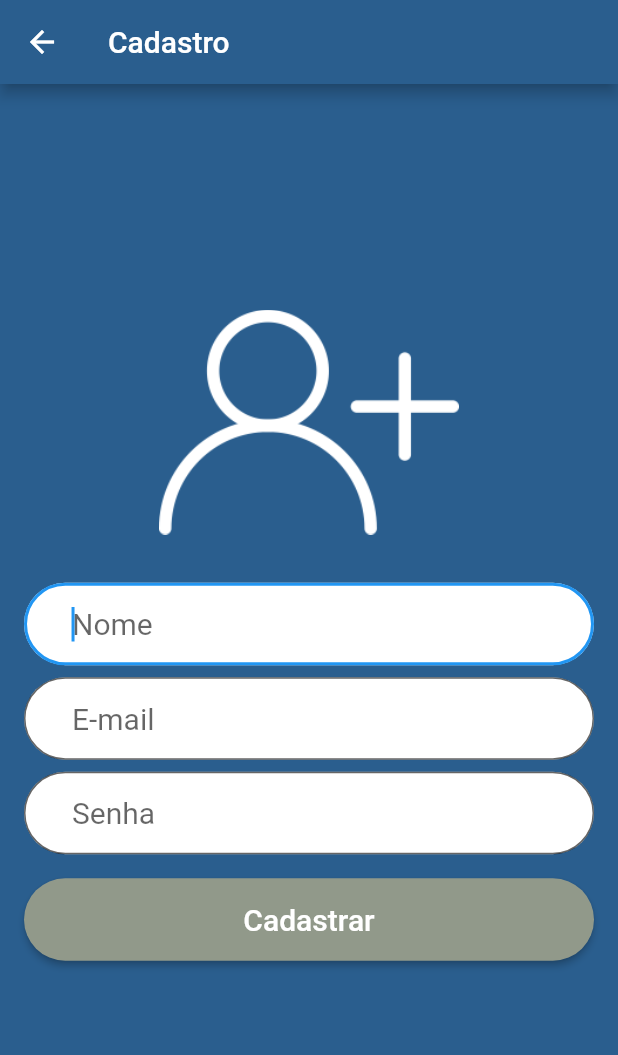
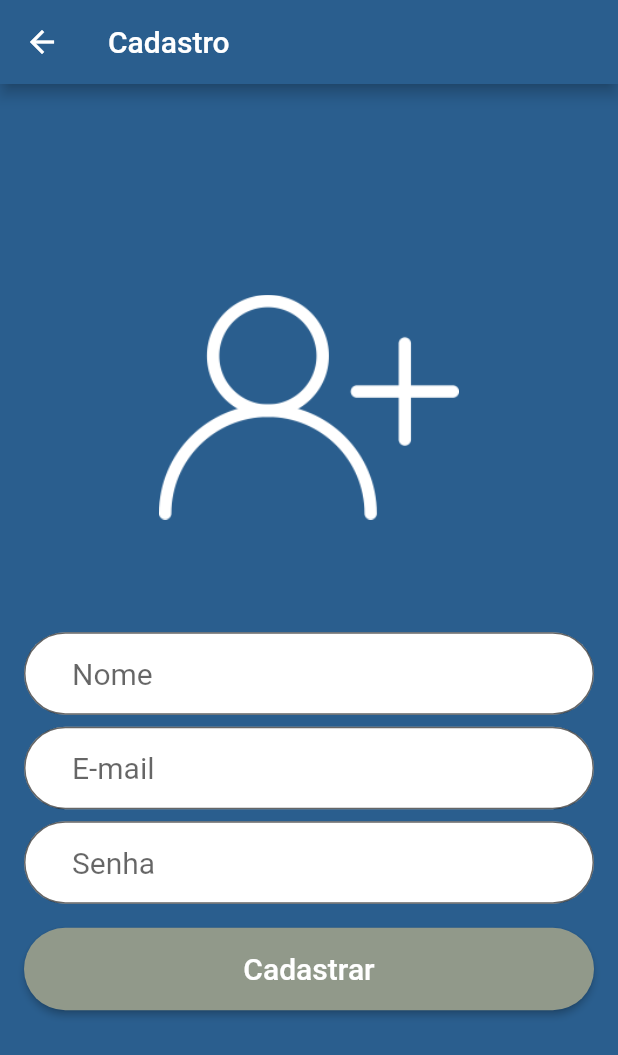
Before and after one commit to HenriqueRib/TCC, a Flutter app: the screen it shows after launch, after a tap on "Não tem conta? cadastre-se!", on a phone screen of 412 x 824 dp. Shown: the top 1055 px of the screen. Run offline on Flutter 3.47's test engine with Material 2 defaults, Android fonts, the phone set to English and light mode, and no system bars; our stand-ins replace cloud_firestore, firebase_auth, firebase_storage, image_picker; missing offline and left inert: flutter_audio_recorder2; accounts and stored records are empty.

Commit message:
Layout mensagem de erro + instalação audio recorder2

```diff
--- a/lib/Cadastro.dart
+++ b/lib/Cadastro.dart
@@ -118,11 +118,20 @@ class _CadastroState extends State<Cadastro> {
                     height: 150,
                   ),
                 ),
+                Center(
+                  child: Text(
+                    _mensagemErro,
+                    style: TextStyle(
+                        color: Colors.red,
+                        fontSize: 20
+                    ),
+                  ),
+                ),
                 Padding(
-                  padding: EdgeInsets.only(bottom: 8),
+                  padding: EdgeInsets.only(top:20 ,bottom: 8),
                   child: TextField(
                     controller: _controllerNome,
-                    autofocus: true,
+                    autofocus: false,
                     keyboardType: TextInputType.text,
                     style: TextStyle(fontSize: 20),
                     decoration: InputDecoration(
@@ -178,15 +187,6 @@ class _CadastroState extends State<Cadastro> {
                       }
                       ),
                 ),
-                Center(
-                  child: Text(
-                    _mensagemErro,
-                    style: TextStyle(
-                        color: Colors.red,
-                        fontSize: 20
-                    ),
-                  ),
-                )
               ],
             ),
           ),
--- a/lib/Login.dart
+++ b/lib/Login.dart
@@ -103,7 +103,7 @@ class _LoginState extends State<Login> {
               crossAxisAlignment: CrossAxisAlignment.stretch,
               children: <Widget>[
                 Padding(
-                  padding: EdgeInsets.only(bottom: 32),
+                  padding: EdgeInsets.only(bottom: 5),
                   child: Image.asset(
                     "imagens/logo.png",
                     width: 200,
@@ -111,10 +111,22 @@ class _LoginState extends State<Login> {
                   ),
                 ),
                 Padding(
+                  padding: EdgeInsets.only(top: 12, bottom: 20),
+                  child: Center(
+                    child: Text(
+                      _mensagemErro,
+                      style: TextStyle(
+                          color: Colors.red,
+                          fontSize: 20
+                      ),
+                    ),
+                  ),
+                ),
+                Padding(
                   padding: EdgeInsets.only(bottom: 8),
                   child: TextField(
                     controller: _controllerEmail,
-                    autofocus: true,
+                    autofocus: false,
                     keyboardType: TextInputType.emailAddress,
                     style: TextStyle(fontSize: 20),
                     decoration: InputDecoration(
@@ -173,18 +185,6 @@ class _LoginState extends State<Login> {
                     },
                   ),
                 ),
-                Padding(
-                    padding: EdgeInsets.only(top: 16),
-                  child: Center(
-                    child: Text(
-                      _mensagemErro,
-                      style: TextStyle(
-                          color: Colors.red,
-                          fontSize: 20
-                      ),
-                    ),
-                  ),
-                )
               ],
             ),
           ),
--- a/lib/Mensagens.dart
+++ b/lib/Mensagens.dart
@@ -10,6 +10,7 @@ import 'package:firebase_auth/firebase_auth.dart';
 import 'package:cloud_firestore/cloud_firestore.dart';
 import 'package:firebase_storage/firebase_storage.dart';
 import 'package:image_picker/image_picker.dart';
+import 'package:flutter_audio_recorder2/flutter_audio_recorder2.dart';
 
 class Mensagens extends StatefulWidget {
   Usuario contato;
@@ -91,6 +92,11 @@ class _MensagensState extends State<Mensagens> {
     //Limpa texto
     _controllerMensagem.clear();
 
+  }
+
+  _enviarAudio() async {
+    bool hasPermission = await FlutterAudioRecorder2.hasPermissions;
+    // https://github.com/hanyska/flutter_audio_recorder2
   }
 
   _enviarFoto() async {
@@ -209,7 +215,11 @@ class _MensagensState extends State<Mensagens> {
                     prefixIcon:
                       _subindoImagem
                         ? CircularProgressIndicator()
-                        : IconButton(icon: Icon(Icons.camera_alt),onPressed: _enviarFoto)
+                        : IconButton(icon: Icon(Icons.camera_alt),onPressed: _enviarFoto),
+                    suffixIcon:
+                      _subindoImagem
+                        ? CircularProgressIndicator()
+                        : IconButton(icon: Icon(Icons.mic),onPressed: _enviarAudio),
                 ),
               ),
             ),
--- a/pubspec.yaml
+++ b/pubspec.yaml
@@ -33,6 +33,7 @@ dependencies:
   firebase_storage: ^3.0.2
   cloud_firestore: ^0.12.5+2
   image_picker: ^0.6.0+10 #selecionar imagens
+  flutter_audio_recorder2: ^0.0.2
 
 dev_dependencies:
   flutter_test:
```
Also changed, not shown: pubspec.lock, 2 other files.
